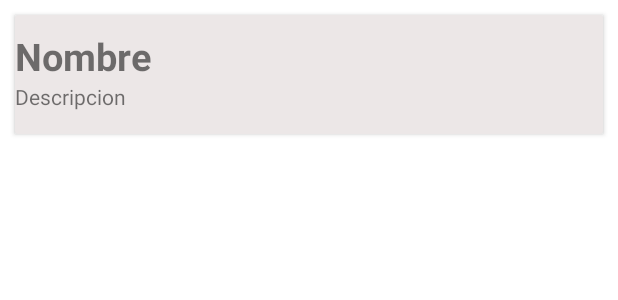
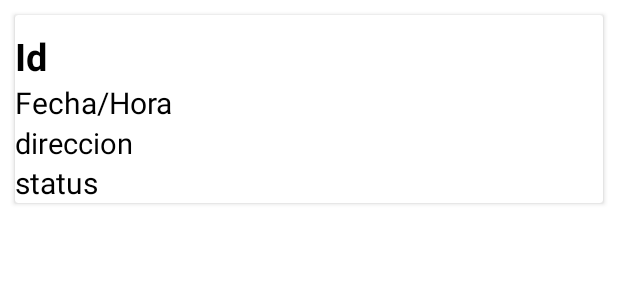
Before and after one commit to joseCorderoAlvarado/taxiServicios, an Android app: the layout listacliente.xml on its own in the app's theme, with its tools: preview values and no code run, on a phone screen of 412 x 824 dp. Shown: the top 300 px of the screen. Run offline under Robolectric (Android 15) with nearby library versions, the light colour scheme and no system bars; network calls fail.

Commit message:
Mostrar datos de la bd en el recyclerview

```diff
--- a/taxiServicios/app/src/main/res/layout/listacliente.xml
+++ b/taxiServicios/app/src/main/res/layout/listacliente.xml
@@ -1,42 +1,56 @@
 <?xml version="1.0" encoding="utf-8"?>
-<LinearLayout xmlns:android="http://schemas.android.com/apk/res/android"
+<RelativeLayout xmlns:android="http://schemas.android.com/apk/res/android"
     xmlns:card_view="http://schemas.android.com/apk/res-auto"
-    android:orientation="vertical"
     android:layout_width="match_parent"
     android:layout_height="match_parent"
-    android:background="@android:color/white">
+    android:background="@android:color/white"
+    android:orientation="vertical">
 
     <androidx.cardview.widget.CardView
         android:layout_width="match_parent"
         android:layout_height="wrap_content"
         android:layout_marginLeft="10dp"
+        android:layout_marginTop="10dp"
         android:layout_marginRight="10dp"
-        android:layout_marginTop="10dp"
-        card_view:cardBackgroundColor="#ece7e7">
-    <LinearLayout
-        android:layout_width="match_parent"
-        android:layout_height="wrap_content"
-        android:orientation="horizontal">
+        card_view:cardBackgroundColor="#fff">
+
         <LinearLayout
-            android:layout_width="wrap_content"
+            android:layout_width="match_parent"
             android:layout_height="wrap_content"
             android:orientation="vertical">
+
             <TextView
-                android:id="@+id/idNombre"
+                android:id="@+id/identificador"
+                android:layout_width="match_parent"
+                android:layout_height="wrap_content"
                 android:layout_marginTop="10dp"
-                android:layout_width="wrap_content"
+                android:text="Id"
+                android:textColor="#000"
+                android:textSize="25sp"
+                android:textStyle="bold"/>
+
+            <TextView
+                android:id="@+id/fechahora"
+                android:layout_width="match_parent"
                 android:layout_height="wrap_content"
-                android:text="Nombre"
-                android:textSize="25sp"
-                android:textStyle="bold" />
+                android:textColor="#000"
+                android:text="Fecha/Hora"
+                android:textSize="20sp" />
             <TextView
-                android:id="@+id/idInfo"
-                android:layout_width="wrap_content"
+                android:id="@+id/direccion"
+                android:layout_width="match_parent"
                 android:layout_height="wrap_content"
-                android:text="Descripcion "
-                android:layout_marginBottom="15dp"
-                android:layout_marginRight="10dp"/>
+                android:textColor="#000"
+                android:text="direccion"
+                android:textSize="19sp" />
+            <TextView
+                android:id="@+id/status"
+                android:layout_width="match_parent"
+                android:layout_height="wrap_content"
+                android:textColor="#000"
+                android:text="status"
+                android:textSize="20sp" />
         </LinearLayout>
-    </LinearLayout>
+
     </androidx.cardview.widget.CardView>
-</LinearLayout>
+</RelativeLayout>
```
Also changed, not shown: taxiServicios/app/src/main/AndroidManifest.xml (+9 -4 lines), taxiServicios/app/src/main/java/com/example/taxiservicios/AdaptadorCliente.java (+9 -5 lines), taxiServicios/app/src/main/java/com/example/taxiservicios/homeCliente.java (+5 -5 lines), taxiServicios/app/src/main/java/com/example/taxiservicios/modeloCliente.java (+32 -14 lines), taxiServicios/app/src/main/res/layout/fragment_homecliente.xml (+4 -4 lines).
